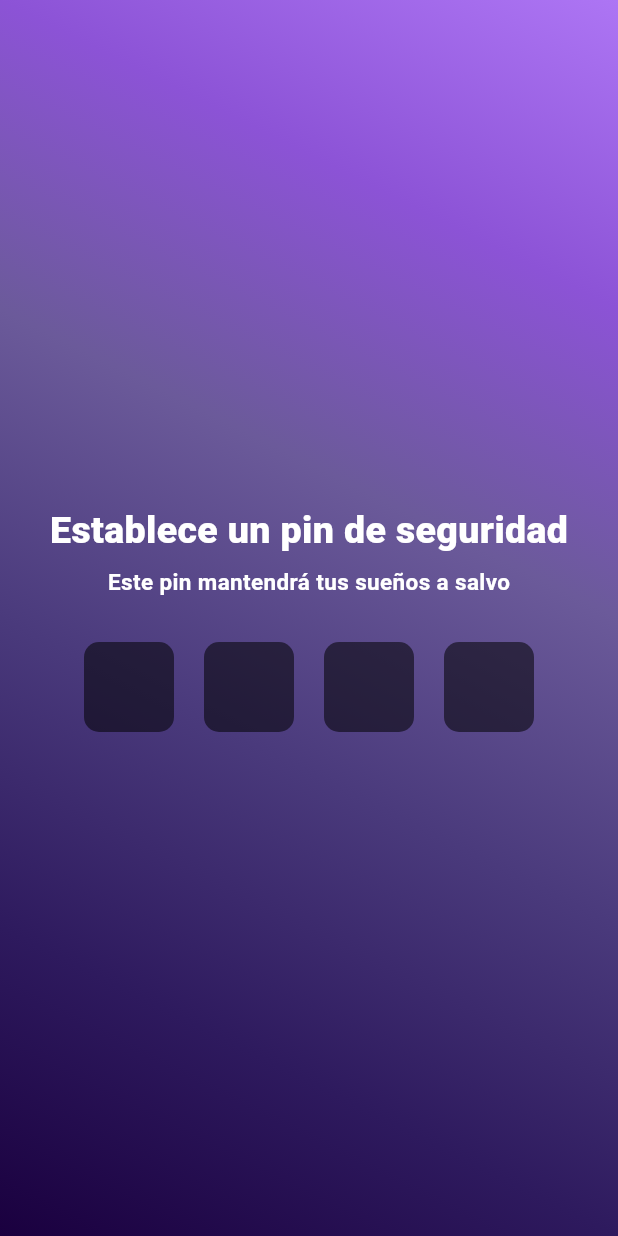
After one commit to Whadyjm/reverie, a Flutter app: the SecretPin screen opened directly, on a phone screen of 412 x 824 dp. The commit adds this screen. Run offline on Flutter 3.47's test engine with Material 3 defaults, Android fonts, the phone set to English and light mode, and no system bars; our stand-ins replace animate_do, cloud_firestore, custom_rating_bar, easy_date_timeline, firebase_auth, firebase_core and 3 more; accounts and stored records are empty.

Commit message:
creacion del pin de seguridad

```diff
--- a/lib/screens/login_screen.dart
+++ b/lib/screens/login_screen.dart
@@ -4,6 +4,7 @@ import 'package:firebase_auth/firebase_auth.dart';
 import 'package:flutter/material.dart';
 import 'package:iconsax_flutter/iconsax_flutter.dart';
 import 'package:pillow/screens/home_screen.dart';
+import 'package:pillow/screens/secret_pin.dart';
 import 'package:uuid/uuid.dart';
 import '../services/auth_service.dart';
 import '../style/text_style.dart';
@@ -336,16 +337,25 @@ class _LoginScreenState extends State<LoginScreen> {
                                 .collection('users')
                                 .doc(user!.uid);
                             await doc.set({
+                              'userPin': '',
                               'name': nameController.text.trim(),
                               'photoUrl': '',
                               'email': emailController.text.trim(),
                               'userId': user.uid,
                               'userSince': FieldValue.serverTimestamp(),
                             });
+
+
+                            String userPin = (await FirebaseFirestore.instance
+                                .collection('users')
+                                .doc(user.uid)
+                                .get())
+                                .data()?['userPin'] as String? ?? '';
+
                             Navigator.pushAndRemoveUntil(
                               context,
                               MaterialPageRoute(
-                                builder: (context) => MyHomePage(),
+                                builder: (context) => userPin.isNotEmpty ? MyHomePage():SecretPin()
                               ),
                               (route) => false,
                             );
@@ -514,6 +524,7 @@ class _LoginScreenState extends State<LoginScreen> {
 
         if (!docSnapshot.exists) {
           await doc.set({
+            'userPin': '',
             'name': user.displayName,
             'photoUrl': user.photoURL,
             'email': user.email,
--- /dev/null
+++ b/lib/screens/secret_pin.dart
@@ -0,0 +1,87 @@
+import 'package:flutter/cupertino.dart';
+import 'package:flutter/material.dart';
+import 'package:pillow/style/text_style.dart';
+
+class SecretPin extends StatefulWidget {
+  const SecretPin({super.key});
+
+  @override
+  State<SecretPin> createState() => _SecretPinState();
+}
+
+class _SecretPinState extends State<SecretPin> {
+  @override
+  Widget build(BuildContext context) {
+    return Scaffold(
+      backgroundColor: Colors.black,
+      body: Container(
+        height: MediaQuery.of(context).size.height,
+        decoration: const BoxDecoration(
+          gradient: LinearGradient(
+            begin: Alignment.bottomLeft,
+            end: Alignment.topRight,
+            colors: [
+              Color(0xFF1A003F),
+              Color(0xFF2E1A5E),
+              Color(0xFF4A3A7C),
+              Color(0xFF6B5A9A),
+              Color(0xFF8C53D6),
+              Color(0xFFAD75F4),
+            ],
+          ),
+        ),
+        child: Center(
+          child: Column(
+            crossAxisAlignment: CrossAxisAlignment.center,
+            mainAxisAlignment: MainAxisAlignment.center,
+            children: [
+              Text(
+                'Establece un pin de seguridad',
+                style: RobotoTextStyle.titleStyle(Colors.white),
+              ),
+              const SizedBox(height: 5),
+              Text(
+                'Este pin mantendrá tus sueños a salvo',
+                style: RobotoTextStyle.smallTextStyle(Colors.white),
+              ),
+              const SizedBox(height: 30,),
+              Row(
+                mainAxisAlignment: MainAxisAlignment.center,
+                children: List.generate(
+                  4,
+                      (index) => Container(
+                    width: 60,
+                    height: 60,
+                    margin: const EdgeInsets.symmetric(horizontal: 10),
+                    decoration: BoxDecoration(
+                      color: Colors.black54,
+                      borderRadius: BorderRadius.circular(10),
+                    ),
+                    child: Center(
+                      child: TextField(
+                        keyboardType: TextInputType.number,
+                        textAlign: TextAlign.center,
+                        maxLength: 1,
+                        obscureText: true,
+                        obscuringCharacter: '•',
+                        style: const TextStyle(
+                          color: Colors.white,
+                          fontSize: 24,
+                          fontWeight: FontWeight.bold,
+                        ),
+                        decoration: const InputDecoration(
+                          counterText: '',
+                          border: InputBorder.none,
+                        ),
+                      ),
+                    ),
+                  ),
+                ),
+              ),
+            ],
+          ),
+        ),
+      ),
+    );
+  }
+}
```
